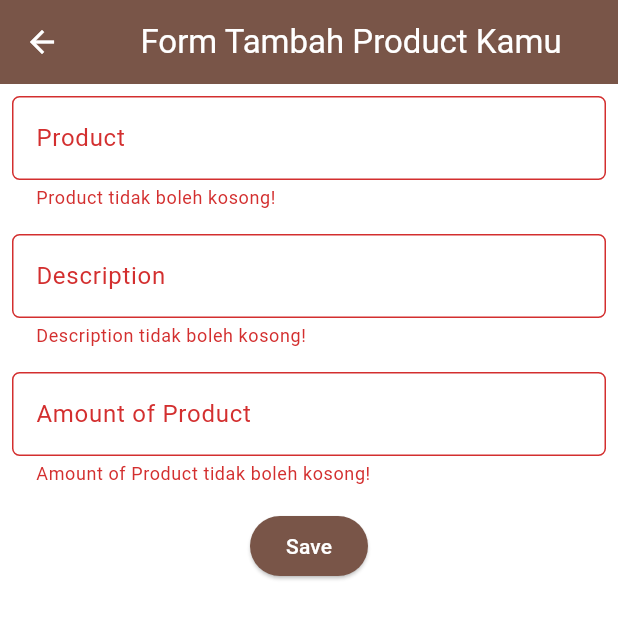
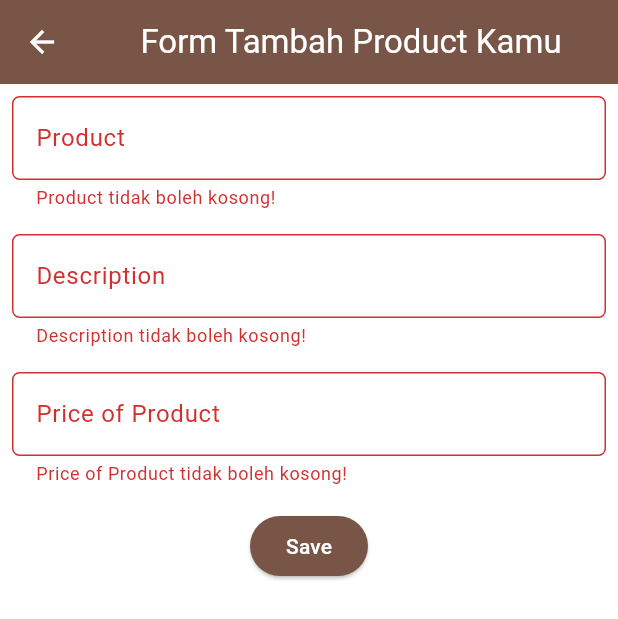
Before and after one commit to qibas/go-cafe-mobile, a Flutter app: the ProductEntryFormPage screen opened directly, after a tap on "Save", on a phone screen of 412 x 824 dp. Shown: the top 619 px of the screen. Run offline on Flutter 3.47's test engine with Material 3 defaults, Android fonts, the phone set to English and light mode, and no system bars; missing offline and left inert: pbp_django_auth.

Commit message:
Done Tugas 9

```diff
--- /dev/null
+++ b/lib/models/product_entry.dart
@@ -0,0 +1,61 @@
+// To parse this JSON data, do
+//
+//     final product = productFromJson(jsonString);
+
+import 'dart:convert';
+
+List<Product> productFromJson(String str) => List<Product>.from(json.decode(str).map((x) => Product.fromJson(x)));
+
+String productToJson(List<Product> data) => json.encode(List<dynamic>.from(data.map((x) => x.toJson())));
+
+class Product {
+    String model;
+    String pk;
+    Fields fields;
+
+    Product({
+        required this.model,
+        required this.pk,
+        required this.fields,
+    });
+
+    factory Product.fromJson(Map<String, dynamic> json) => Product(
+        model: json["model"],
+        pk: json["pk"],
+        fields: Fields.fromJson(json["fields"]),
+    );
+
+    Map<String, dynamic> toJson() => {
+        "model": model,
+        "pk": pk,
+        "fields": fields.toJson(),
+    };
+}
+
+class Fields {
+    int user;
+    String name;
+    int price;
+    String description;
+
+    Fields({
+        required this.user,
+        required this.name,
+        required this.price,
+        required this.description,
+    });
+
+    factory Fields.fromJson(Map<String, dynamic> json) => Fields(
+        user: json["user"],
+        name: json["name"],
+        price: json["price"],
+        description: json["description"],
+    );
+
+    Map<String, dynamic> toJson() => {
+        "user": user,
+        "name": name,
+        "price": price,
+        "description": description,
+    };
+}
--- a/lib/screens/productentry_form.dart
+++ b/lib/screens/productentry_form.dart
@@ -1,4 +1,8 @@
 import 'package:flutter/material.dart';
+import 'dart:convert';
+import 'package:go_cafe/screens/menu.dart';
+import 'package:pbp_django_auth/pbp_django_auth.dart';
+import 'package:provider/provider.dart';
 
 class ProductEntryFormPage extends StatefulWidget {
   const ProductEntryFormPage({super.key});
@@ -11,10 +15,11 @@
   final _formKey = GlobalKey<FormState>();
   String _name = "";
   String _description = "";
-  int _amount = 0;
+  int _price = 0;
 
   @override
   Widget build(BuildContext context) {
+    final request = context.watch<CookieRequest>();
     return Scaffold(
       appBar: AppBar(
         title: const Center(
@@ -81,23 +86,23 @@
                 padding: const EdgeInsets.all(8.0),
                 child: TextFormField(
                   decoration: InputDecoration(
-                    hintText: "Amount of Product",
-                    labelText: "Amount of Product",
+                    hintText: "Price of Product",
+                    labelText: "Price of Product",
                     border: OutlineInputBorder(
                       borderRadius: BorderRadius.circular(5.0),
                     ),
                   ),
                   onChanged: (String? value) {
                     setState(() {
-                      _amount = int.tryParse(value!) ?? 0;
+                      _price = int.tryParse(value!) ?? 0;
                     });
                   },
                   validator: (String? value) {
                     if (value == null || value.isEmpty) {
-                      return "Amount of Product tidak boleh kosong!";
+                      return "Price of Product tidak boleh kosong!";
                     }
                     if (int.tryParse(value) == null) {
-                      return "Amount of Product harus berupa angka!";
+                      return "Price of Product harus berupa angka!";
                     }
                     return null;
                   },
@@ -112,36 +117,38 @@
                       backgroundColor: MaterialStateProperty.all(
                           Theme.of(context).colorScheme.primary),
                     ),
-                    onPressed: () {
-                      if (_formKey.currentState!.validate()) {
-                        showDialog(
-                          context: context,
-                          builder: (context) {
-                            return AlertDialog(
-                              title: const Text('Product berhasil tersimpan'),
-                              content: SingleChildScrollView(
-                                child: Column(
-                                  crossAxisAlignment: CrossAxisAlignment.start,
-                                  children: [
-                                    Text('Product: $_name'),
-                                    Text('Description: $_description'),
-                                    Text('Amount of Product: $_amount'),
-                                  ],
-                                ),
-                              ),
-                              actions: [
-                                TextButton(
-                                  child: const Text('OK'),
-                                  onPressed: () {
-                                    Navigator.pop(context);
-                                    _formKey.currentState!.reset();
-                                  },
-                                ),
-                              ],
+                    onPressed: () async {
+                        if (_formKey.currentState!.validate()) {
+                            // Kirim ke Django dan tunggu respons
+                            // TODO: Ganti URL dan jangan lupa tambahkan trailing slash (/) di akhir URL!
+                            final response = await request.postJson(
+                                "http://127.0.0.1:8000/create-flutter/",
+                                jsonEncode(<String, String>{
+                                    'name': _name,
+                                    'price': _price.toString(),
+                                    'description': _description,
+                                // TODO: Sesuaikan field data sesuai dengan aplikasimu
+                                }),
                             );
-                          },
-                        );
-                      }
+                            if (context.mounted) {
+                                if (response['status'] == 'success') {
+                                    ScaffoldMessenger.of(context)
+                                        .showSnackBar(const SnackBar(
+                                    content: Text("Product baru berhasil disimpan!"),
+                                    ));
+                                    Navigator.pushReplacement(
+                                        context,
+                                        MaterialPageRoute(builder: (context) => MyHomePage()),
+                                    );
+                                } else {
+                                    ScaffoldMessenger.of(context)
+                                        .showSnackBar(const SnackBar(
+                                        content:
+                                            Text("Terdapat kesalahan, silakan coba lagi."),
+                                    ));
+                                }
+                            }
+                        }
                     },
                     child: const Text(
                       "Save",
--- a/pubspec.yaml
+++ b/pubspec.yaml
@@ -35,6 +35,9 @@
   # The following adds the Cupertino Icons font to your application.
   # Use with the CupertinoIcons class for iOS style icons.
   cupertino_icons: ^1.0.8
+  provider: ^6.1.2
+  pbp_django_auth: ^0.4.0
+  http: ^1.2.2
 
 dev_dependencies:
   flutter_test:
```
Also changed, not shown: lib/main.dart (+17 -25 lines), lib/screens/list_productentry.dart (added, +103 -0 lines), lib/screens/login.dart (added, +182 -0 lines), lib/screens/product_detail.dart (added, +39 -0 lines), lib/screens/register.dart (added, +166 -0 lines), lib/widgets/left_drawer.dart (+13 -1 lines), lib/widgets/product_card.dart (+38 -1 lines), pubspec.lock, 3 other files.
